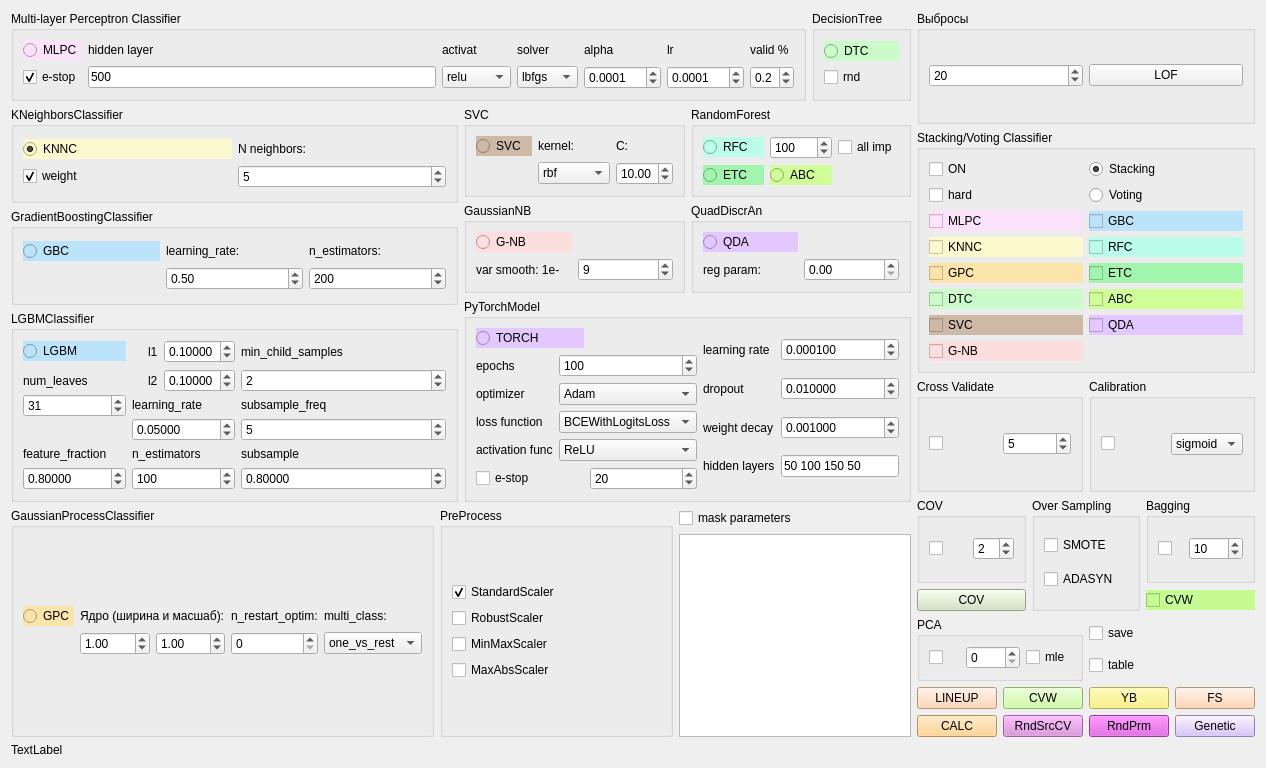
idergunoff/geovel_1.0, file qt/classifier_form.ui: the form before one commit.
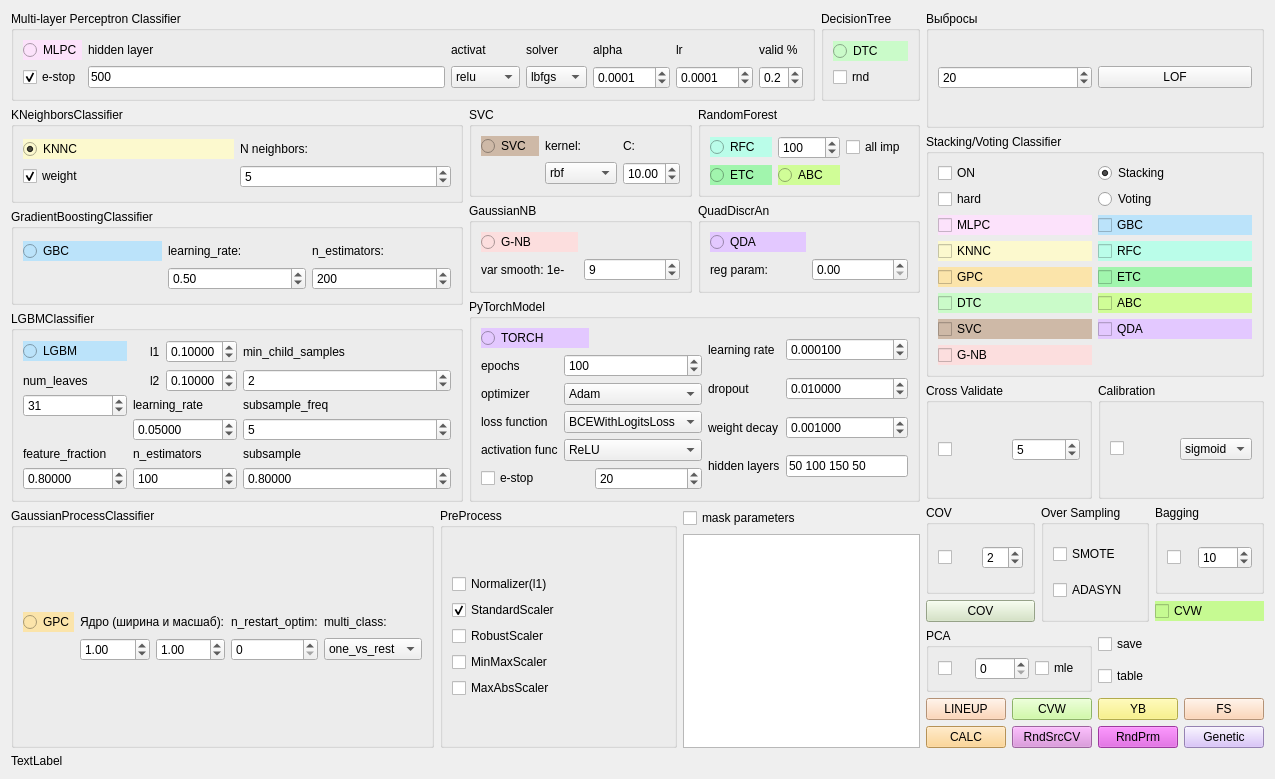
The form after the commit.

Commit message: Normalizer(l1) for classification and Geochem

What changed in the file:
```diff
--- a/qt/classifier_form.ui
+++ b/qt/classifier_form.ui
@@ -6,8 +6,8 @@
    <rect>
     <x>0</x>
     <y>0</y>
-    <width>1266</width>
-    <height>768</height>
+    <width>1275</width>
+    <height>779</height>
    </rect>
   </property>
   <property name="windowTitle">
@@ -1623,7 +1623,21 @@
            <layout class="QGridLayout" name="gridLayout_36">
             <item row="0" column="0">
              <layout class="QGridLayout" name="gridLayout_30">
-              <item row="0" column="0">
+              <item row="2" column="0">
+               <widget class="QCheckBox" name="checkBox_robscaler">
+                <property name="text">
+                 <string>RobustScaler</string>
+                </property>
+               </widget>
+              </item>
+              <item row="4" column="0">
+               <widget class="QCheckBox" name="checkBox_mxabsscaler">
+                <property name="text">
+                 <string>MaxAbsScaler</string>
+                </property>
+               </widget>
+              </item>
+              <item row="1" column="0">
                <widget class="QCheckBox" name="checkBox_stdscaler">
                 <property name="text">
                  <string>StandardScaler</string>
@@ -1633,24 +1647,17 @@
                 </property>
                </widget>
               </item>
-              <item row="1" column="0">
-               <widget class="QCheckBox" name="checkBox_robscaler">
-                <property name="text">
-                 <string>RobustScaler</string>
-                </property>
-               </widget>
-              </item>
-              <item row="2" column="0">
+              <item row="3" column="0">
                <widget class="QCheckBox" name="checkBox_mnmxscaler">
                 <property name="text">
                  <string>MinMaxScaler</string>
                 </property>
                </widget>
               </item>
-              <item row="3" column="0">
-               <widget class="QCheckBox" name="checkBox_mxabsscaler">
+              <item row="0" column="0">
+               <widget class="QCheckBox" name="checkBox_norm_l1">
                 <property name="text">
-                 <string>MaxAbsScaler</string>
+                 <string>Normalizer(l1)</string>
                 </property>
                </widget>
               </item>
```
The commit also changes 6 other files.
